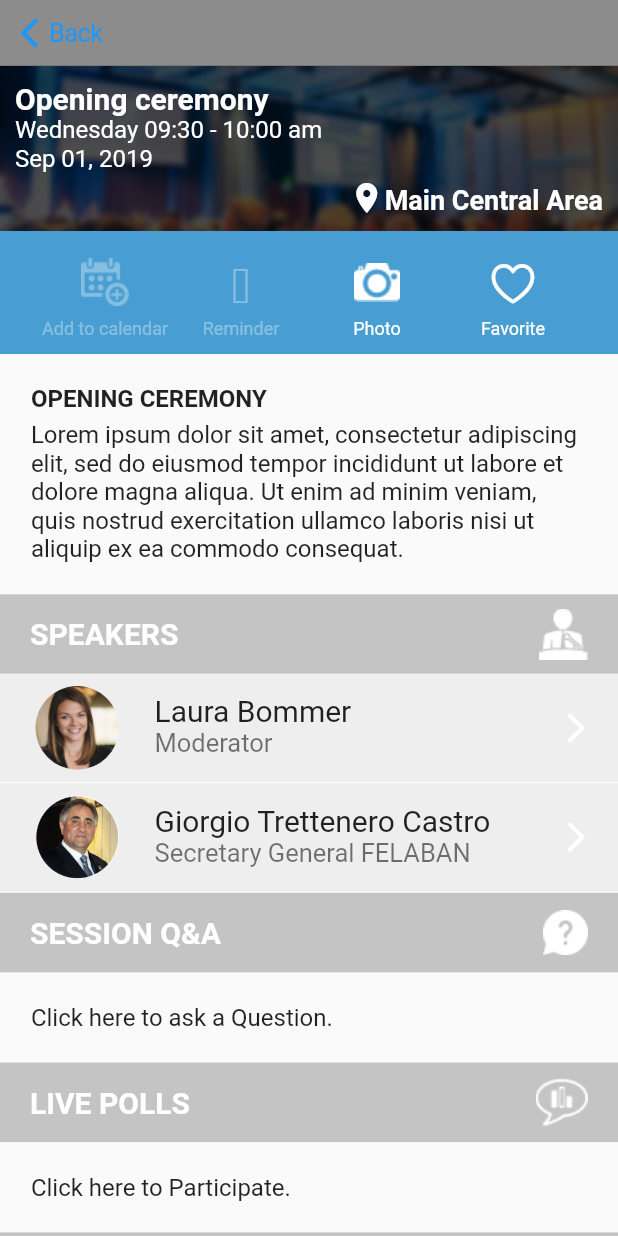
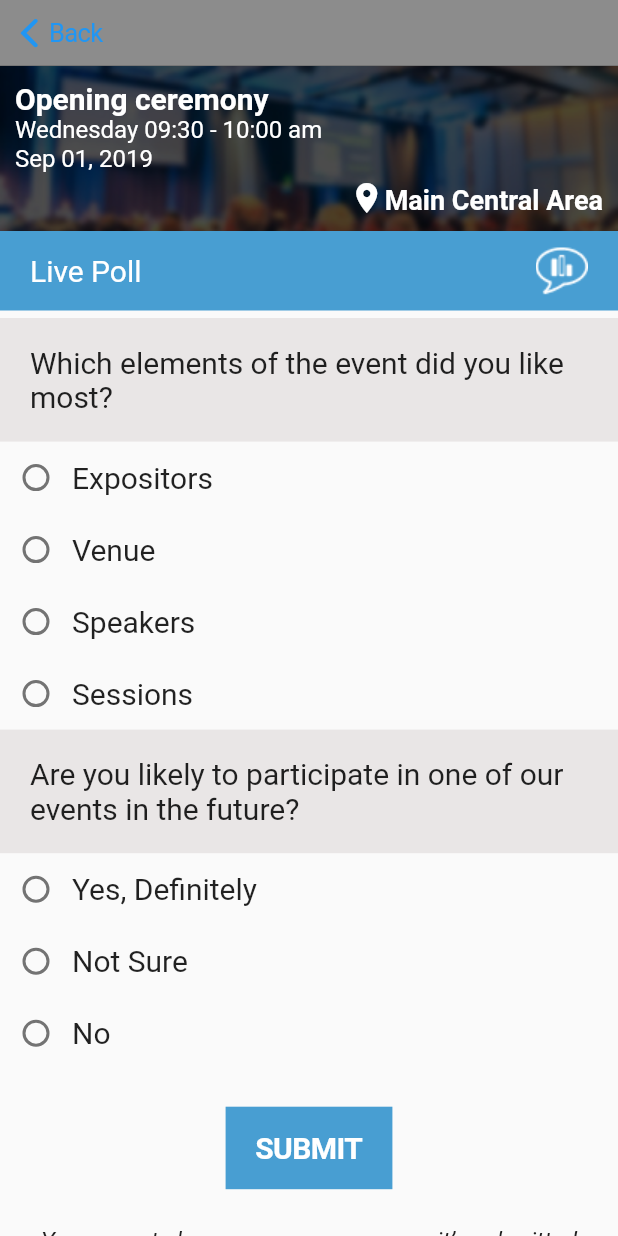
Before and after one commit to netopaez97/felaban, a Flutter app: the DetalleAgendaView screen opened by its route, after a tap on "Click here to Participate.", on a phone screen of 412 x 824 dp. Run offline on Flutter 3.47's test engine with Material 2 defaults, Android fonts, the phone set to English and light mode, and no system bars; our stand-ins replace font_awesome_flutter, photo_view.

Commit message:
finalizacion gallery, live_poll, questionAndAnswer y detalle agenda

```diff
--- a/lib/components/app_drawer_loged.dart
+++ b/lib/components/app_drawer_loged.dart
@@ -82,10 +82,9 @@ class AppDrawer extends StatelessWidget {
                     child: Image.asset("assets/drawerImages/clock.png"),
                   ),
                   onTap: () {
-                    Navigator.pushNamedAndRemoveUntil(
+                    Navigator.pushNamed(
                       context,
                       Routes.agenda,
-                      (Route<dynamic> route)=>false,
                     );
                   },
                 ),
@@ -103,6 +102,7 @@ class AppDrawer extends StatelessWidget {
                     child: Image.asset("assets/drawerImages/speaker.png"),
                   ),
                   onTap: () {
+                    Navigator.pushNamed(context, Routes.speakers);
                   },
                 ),
                 ListTile(
--- a/lib/main.dart
+++ b/lib/main.dart
@@ -1,6 +1,8 @@
 import 'package:felaban/pages/agenda_on.dart';
 import 'package:felaban/pages/menu_loged/agenda.dart';
 import 'package:felaban/pages/menu_loged/detalleAgenda/detalle_agenda.dart';
+import 'package:felaban/pages/menu_loged/detalleAgenda/live_poll.dart';
+import 'package:felaban/pages/menu_loged/detalleAgenda/questionAndAnswerView.dart';
 import 'package:felaban/pages/menu_loged/perfil_usuario.dart';
 import 'package:felaban/pages/menu_loged/speakers.dart';
 import 'package:felaban/pages/menu_no_loged/about_felaban_view.dart';
@@ -44,6 +46,8 @@ class MyApp extends StatelessWidget {
           AgendaView.routeName: (BuildContext context) => AgendaView(),
           DetalleAgendaView.routeName: (BuildContext context) => DetalleAgendaView(),
           SpeakersView.routeName: (BuildContext context) => SpeakersView(),
+          QuestionAndAnswerView.routeName: (BuildContext context) => QuestionAndAnswerView(),
+          LivePollAgendaDetallesView.routeName: (BuildContext context) => LivePollAgendaDetallesView(),
         },
       ),
     );
--- a/lib/pages/menu_loged/detalleAgenda/detalle_agenda.dart
+++ b/lib/pages/menu_loged/detalleAgenda/detalle_agenda.dart
@@ -1,4 +1,7 @@
 import 'package:felaban/components/barraSuperiorBACK.dart';
+import 'package:felaban/pages/menu_loged/detalleAgenda/gallery.dart';
+import 'package:felaban/pages/menu_loged/detalle_speakers.dart';
+import 'package:felaban/routes/Routes.dart';
 import 'package:flutter/cupertino.dart';
 import 'package:flutter/material.dart';
 
@@ -229,6 +232,11 @@ class _DetalleAgendaViewState extends State<DetalleAgendaView> {
               title: Text(speaker["nombre"], style: TextStyle(fontSize: 20),),
               subtitle: Text(speaker["cargo"], style: TextStyle(fontSize: 17),),
               trailing: Icon(Icons.arrow_forward_ios, color: Colors.white),
+              onTap: (){
+                Navigator.push(context, MaterialPageRoute(
+                  builder: (BuildContext context) => DetalleSpeakersView(speaker["imagenUbicacion"])
+                ));
+              },
             ),
             Divider(color: Colors.white, height: 1,)
           ],
@@ -269,7 +277,7 @@ class _DetalleAgendaViewState extends State<DetalleAgendaView> {
         child: GestureDetector(
           child: Text("Click here to ask a Question.", style: TextStyle(fontSize: 16),),
           onTap: (){
-            print("Neto");
+            Navigator.pushNamed(context, Routes.qyaAgendaDetalles);
           },
           onDoubleTap: (){
             print("object");
@@ -306,10 +314,7 @@ class _DetalleAgendaViewState extends State<DetalleAgendaView> {
         child: GestureDetector(
           child: Text("Click here to Participate.", style: TextStyle(fontSize: 16),),
           onTap: (){
-            print("Neto");
-          },
-          onDoubleTap: (){
-            print("object");
+            Navigator.pushNamed(context, Routes.livePollAgendaDetalles);
           },
         ),
       );
@@ -332,18 +337,50 @@ class _DetalleAgendaViewState extends State<DetalleAgendaView> {
   }
 
   Widget _photosDescripcion(){
+
+    List _direccionesImagenes = [
+      "assets/detalleAgenda/photo1.png",
+      "assets/detalleAgenda/photo2.png",
+      "assets/detalleAgenda/photo3.png",
+      "assets/detalleAgenda/photo4.png",
+      "assets/detalleAgenda/photo5.png",
+    ];
+
     return Container(
       margin: EdgeInsets.all(MediaQuery.of(context).size.width*0.05),
-      child: GridView.count(
+      child: GridView.builder(
+        itemCount: _direccionesImagenes.length,
+        gridDelegate: SliverGridDelegateWithFixedCrossAxisCount(crossAxisCount: 3, crossAxisSpacing: 7),
+        itemBuilder: (context,direccion){
+          return GestureDetector(
+            child: Image.asset(_direccionesImagenes[direccion]),
+            onTap: (){
+              Navigator.push(context,
+                MaterialPageRoute(
+                  builder: (BuildContext context) => GalleryAgendaDetallesView(_direccionesImagenes[direccion]),
+                )
+              );
+            },
+          );
+        },
         shrinkWrap: true,
-        crossAxisCount: 3,
+        /* crossAxisCount: 3,
         children: <Widget>[
-          Image.asset("assets/detalleAgenda/photo1.png"),
+          GestureDetector(
+            child: Image.asset("assets/detalleAgenda/photo1.png"),
+            onTap: (){
+              Navigator.push(context,
+                MaterialPageRoute(
+                  builder: (BuildContext context) => GalleryAgendaDetallesView("assets/detalleAgenda/photo1.png"),
+                )
+              );
+            },
+          ),
           Image.asset("assets/detalleAgenda/photo2.png"),
           Image.asset("assets/detalleAgenda/photo3.png"),
           Image.asset("assets/detalleAgenda/photo4.png"),
           Image.asset("assets/detalleAgenda/photo5.png"),
-        ],
+        ], */
       )
     );
   }
--- /dev/null
+++ b/lib/pages/menu_loged/detalleAgenda/live_poll.dart
@@ -0,0 +1,245 @@
+import 'package:felaban/components/barraSuperiorBACK.dart';
+import 'package:flutter/cupertino.dart';
+import 'package:flutter/material.dart';
+
+class LivePollAgendaDetallesView extends StatefulWidget {
+
+  static const routeName = "/livePollAgendaDetalles";
+
+  @override
+  _LivePollAgendaDetallesViewState createState() => _LivePollAgendaDetallesViewState();
+}
+
+class _LivePollAgendaDetallesViewState extends State<LivePollAgendaDetallesView> {
+
+  final String _nombreAgenda = "Opening ceremony";
+  double _margenHorizontal = 20;
+
+  String _radioValue1;
+  String _radioValue2;
+
+  Widget _cuerpoDeLaPagina(){
+    return ListView(
+      children: <Widget>[
+        _informacionCeremonia(),
+        _tituloBarra(),
+        SizedBox(height: 5,),
+        _pregunta1(),
+        _listaRespuestas1(),
+        _pregunta2(),
+        _listaRespuestas2(),
+        _botonSubmit(),
+        _warningMessage(),
+        SizedBox(height: 50,)
+      ],
+    );
+  }
+
+  Widget _informacionCeremonia(){
+    return Container(
+      height: 110,
+      child: Stack(
+        children: <Widget>[
+          Container(
+            color: Colors.black,
+            width: double.infinity,
+            child: Image.asset("assets/background.png", fit: BoxFit.cover,),
+          ),
+          Container(
+            margin: EdgeInsets.only(left: 10, top: 10, right: 10),
+            child: Column(
+              crossAxisAlignment: CrossAxisAlignment.start,
+              children: <Widget>[
+                Text(_nombreAgenda, style: TextStyle(color: Colors.white, fontSize: 20, fontWeight: FontWeight.bold),),
+                Text("Wednesday 09:30 - 10:00 am", style: TextStyle(color: Colors.white, fontSize: 16),),
+                Text("Sep 01, 2019", style: TextStyle(color: Colors.white, fontSize: 16),),
+              ],
+            ),
+          ),
+          Container(
+            height: double.infinity,
+            margin: EdgeInsets.only(bottom: 10, right: 10),
+            child: Row(
+              crossAxisAlignment: CrossAxisAlignment.end,
+              mainAxisAlignment: MainAxisAlignment.end,
+              children: <Widget>[
+                Icon(Icons.place, color:Colors.white),
+                Text("Main Central Area", style: TextStyle(color: Colors.white, fontSize: 18, fontWeight: FontWeight.bold))
+              ],
+            ),
+          )
+        ],
+      ),
+    );
+  }
+
+  Widget _tituloBarra(){
+    return Container(
+      padding: EdgeInsets.symmetric(horizontal: _margenHorizontal),
+      color: Color(0xff489ED2),
+      height: 53,
+      alignment: Alignment.centerLeft,
+      child: Row(
+        mainAxisAlignment: MainAxisAlignment.spaceBetween,
+        children: <Widget>[
+          Text("Live Poll", style: TextStyle( fontSize: 20, color: Colors.white),),
+          Image.asset("assets/detalleAgenda/live_polls.png",)
+        ],
+      ),
+    );
+  }
+
+  Widget _pregunta1(){
+    return Container(
+      width: double.infinity,
+      alignment: Alignment.center,
+      height: MediaQuery.of(context).size.height*0.1,
+      padding: EdgeInsets.symmetric(horizontal: _margenHorizontal),
+      color: Color(0xffE9E6E6),
+      child: Text("Which elements of the event did you like most?", style: TextStyle(fontSize: 20),),
+    );
+  }
+
+  Widget _listaRespuestas1(){
+
+    void radioButtonChanges(String value) {
+      setState(() {
+        _radioValue1 = value;
+      });
+    }
+
+    return Column(
+      children: <Widget>[
+        Row(
+          children: <Widget>[
+            Radio(
+              value: "Expositors",
+              groupValue: _radioValue1,
+              onChanged: radioButtonChanges,
+            ),
+            Text("Expositors", style: TextStyle(fontSize: 20),),
+          ],
+        ),
+        Row(
+          children: <Widget>[
+            Radio(
+              value: "Venue",
+              groupValue: _radioValue1,
+              onChanged: radioButtonChanges,
+            ),
+            Text("Venue", style: TextStyle(fontSize: 20),),
+          ],
+        ),
+        Row(
+          children: <Widget>[
+            Radio(
+              value: "Speakers",
+              groupValue: _radioValue1,
+              onChanged: radioButtonChanges
+            ),
+            Text("Speakers", style: TextStyle(fontSize: 20),),
+          ],
+        ),
+        Row(
+          children: <Widget>[
+            Radio(
+              value: "Sessions",
+              groupValue: _radioValue1,
+              onChanged: radioButtonChanges
+            ),
+            Text("Sessions", style: TextStyle(fontSize: 20),),
+          ],
+        ),
+      ],
+    );
+  }
+
+  Widget _pregunta2(){
+    return Container(
+      width: double.infinity,
+      alignment: Alignment.center,
+      height: MediaQuery.of(context).size.height*0.1,
+      padding: EdgeInsets.symmetric(horizontal: _margenHorizontal),
+      color: Color(0xffE9E6E6),
+      child: Text("Are you likely to participate in one of our events in the future?", style: TextStyle(fontSize: 20),),
+    );
+  }
+
+  Widget _listaRespuestas2(){
+
+    void radioButtonChanges(String value) {
+      setState(() {
+        _radioValue2 = value;
+      });
+    }
+
+    return Column(
+      children: <Widget>[
+        Row(
+          children: <Widget>[
+            Radio(
+              value: "Yes, Definitely",
+              groupValue: _radioValue2,
+              onChanged: radioButtonChanges,
+            ),
+            Text("Yes, Definitely", style: TextStyle(fontSize: 20),),
+          ],
+        ),
+        Row(
+          children: <Widget>[
+            Radio(
+              value: "Not Sure",
+              groupValue: _radioValue2,
+              onChanged: radioButtonChanges,
+            ),
+            Text("Not Sure", style: TextStyle(fontSize: 20),),
+          ],
+        ),
+        Row(
+          children: <Widget>[
+            Radio(
+              value: "No",
+              groupValue: _radioValue2,
+              onChanged: radioButtonChanges
+            ),
+            Text("No", style: TextStyle(fontSize: 20),),
+          ],
+        ),
+      ],
+    );
+  }
+
+  Widget _botonSubmit(){
+    return Column(
+      children: <Widget>[
+        Container(
+          margin: EdgeInsets.symmetric(horizontal: _margenHorizontal, vertical: 25),
+          child: CupertinoButton(
+            child: Text("SUBMIT", style: TextStyle(color: Colors.white, fontSize: 20, fontWeight: FontWeight.bold),),
+            onPressed: (){
+
+            },
+            color: Color(0xff489ED2),
+            borderRadius: BorderRadius.all(Radius.zero),
+          ),
+        ),
+      ]
+    );
+  }
+
+  Widget _warningMessage(){
+    return Container(
+      padding: EdgeInsets.symmetric(horizontal: _margenHorizontal),
+      alignment: Alignment.center,
+      child: Text("You cannot change your answer once it’s submitted", style: TextStyle(fontStyle: FontStyle.italic,fontSize: 16), textAlign: TextAlign.center),
+    );
+  }
+
+  @override
+  Widget build(BuildContext context) {
+    return Scaffold(
+      appBar: barraSuperior(context),
+      body: _cuerpoDeLaPagina(),
+    );
+  }
+}
--- a/lib/routes/Routes.dart
+++ b/lib/routes/Routes.dart
@@ -1,6 +1,8 @@
 import 'package:felaban/pages/agenda_on.dart';
 import 'package:felaban/pages/menu_loged/agenda.dart';
 import 'package:felaban/pages/menu_loged/detalleAgenda/detalle_agenda.dart';
+import 'package:felaban/pages/menu_loged/detalleAgenda/live_poll.dart';
+import 'package:felaban/pages/menu_loged/detalleAgenda/questionAndAnswerView.dart';
 import 'package:felaban/pages/menu_loged/perfil_usuario.dart';
 import 'package:felaban/pages/menu_loged/speakers.dart';
 import 'package:felaban/pages/menu_no_loged/about_felaban_view.dart';
@@ -20,4 +22,6 @@ class Routes {
   static const String agenda = AgendaView.routeName;
   static const String detalleAgenda = DetalleAgendaView.routeName;
   static const String speakers = SpeakersView.routeName;
+  static const String qyaAgendaDetalles = QuestionAndAnswerView.routeName;
+  static const String livePollAgendaDetalles = LivePollAgendaDetallesView.routeName;
 }
--- a/pubspec.yaml
+++ b/pubspec.yaml
@@ -26,6 +26,7 @@ dependencies:
   url_launcher: ^5.1.4
   font_awesome_flutter: ^8.5.0
   provider: ^3.1.0+1
+  photo_view: ^0.8.0
 
 dev_dependencies:
   flutter_test:
```
Also changed, not shown: lib/pages/menu_loged/detalleAgenda/gallery.dart (added, +20 -0 lines), lib/pages/menu_loged/detalleAgenda/questionAndAnswerView.dart (added, +161 -0 lines), lib/providers/eventos_provider.dart (+11 -0 lines), pubspec.lock, 1 other file.
